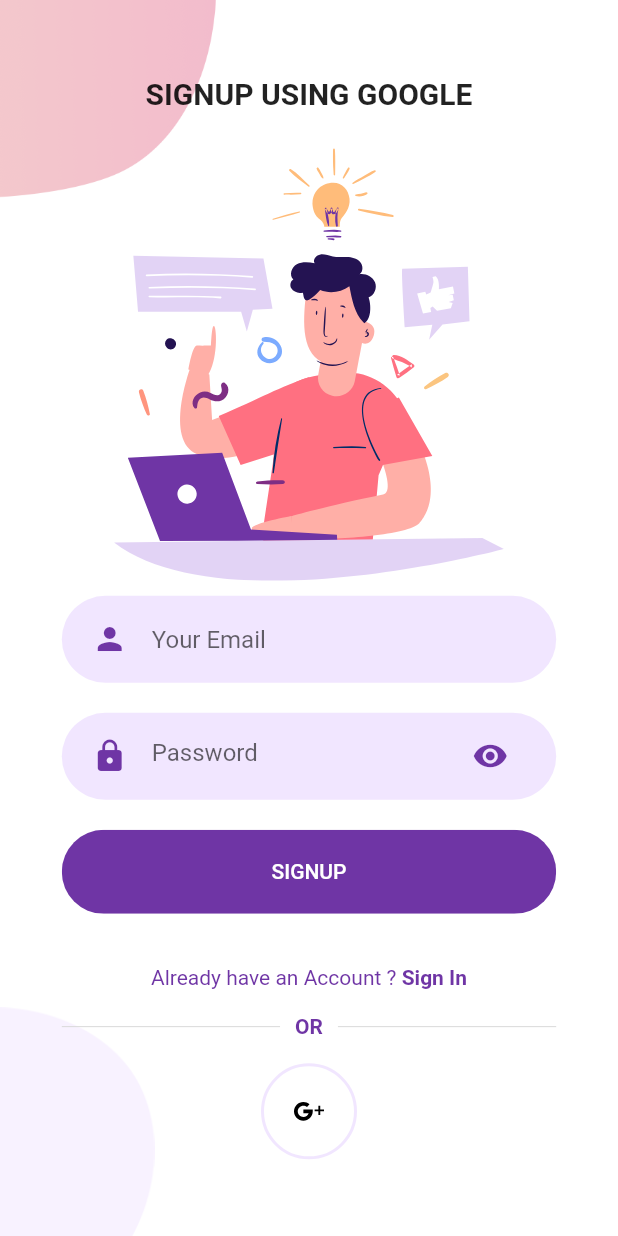
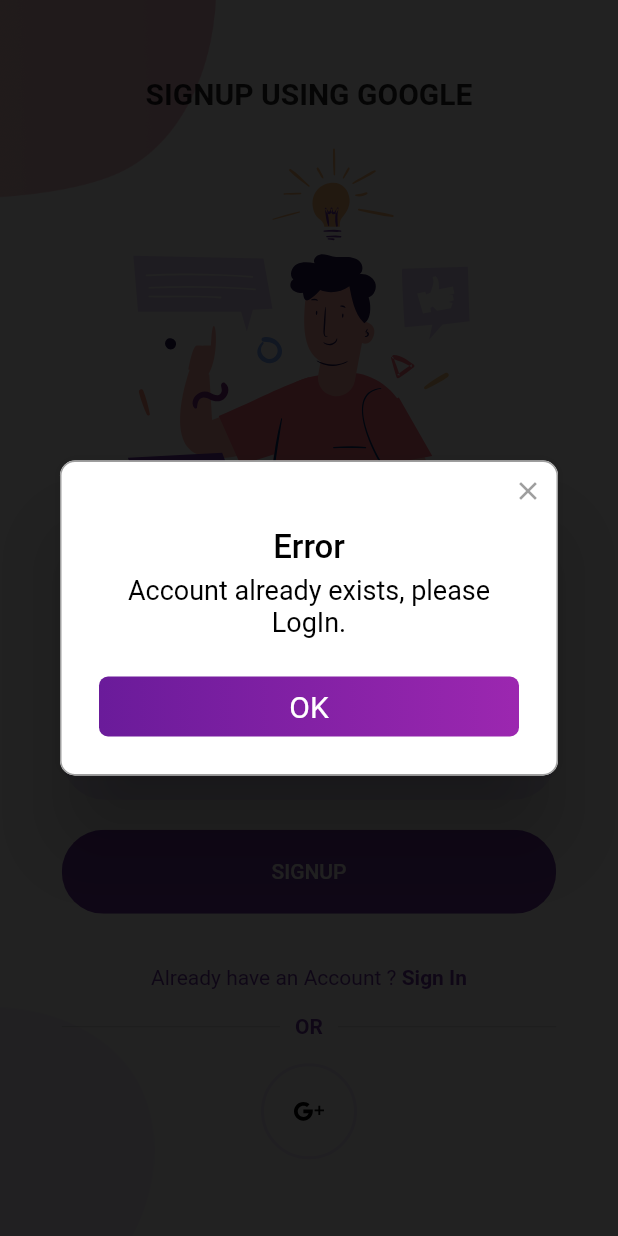
Before and after one commit to ayugupt/store, a Flutter app: the SignUpScreen screen opened directly, after a tap on an icon or button, on a phone screen of 412 x 824 dp. Run offline on Flutter 3.47's test engine with Material 2 defaults, Android fonts, the phone set to English and light mode, and no system bars; drawn by our look-alikes of rflutter_alert; our stand-ins replace cloud_firestore, firebase_analytics, firebase_auth, flutter_svg, google_sign_in, rxdart; accounts and stored records are empty.

Commit message:
signup updated

```diff
--- a/lib/Screens/Signup/components/body.dart
+++ b/lib/Screens/Signup/components/body.dart
@@ -14,6 +14,7 @@ import 'package:flutter_svg/svg.dart';
 import 'package:google_sign_in/google_sign_in.dart';
 import 'package:flutter_auth/listview.dart';
 import 'package:cloud_firestore/cloud_firestore.dart';
+import 'package:rflutter_alert/rflutter_alert.dart';
 
 class Body extends StatefulWidget {
   @override
@@ -132,7 +133,7 @@ class _BodyState extends State<Body> {
                           Firestore.instance.collection('users').add({
                             'name': name,
                             'email': user.email,
-                            'shopName': null,
+                            'pincode': null,
                             "address": null,
                             'phone_no': null,
                           });
@@ -143,6 +144,29 @@ class _BodyState extends State<Body> {
                         }
                         else{
                           googleSignIn.signOut();
+                          Alert(
+                            context: context,
+                            title: 'Error',
+                            desc: 'Account already exists, please LogIn.',
+                            buttons: [
+                              DialogButton(
+                                child: Text(
+                                  'OK',
+                                  style: TextStyle(
+                                    color: Colors.white,
+                                    fontSize: 20.0,
+                                  ),
+                                ),
+                                onPressed: () => Navigator.pop(context),
+                                gradient: LinearGradient(
+                                  colors: [
+                                    Colors.purple[800],
+                                    Colors.purple
+                                  ]
+                                ),
+                              ),
+                            ]
+                          ).show();
                           print('Account Already Exists');
                         }
                       });
--- a/pubspec.yaml
+++ b/pubspec.yaml
@@ -30,6 +30,7 @@ dependencies:
   firebase_auth: ^0.16.0
   google_sign_in: ^4.4.4
   rxdart: ^0.24.0
+  rflutter_alert: ^1.0.3
   hexcolor:
 
 dev_dependencies:
```
Also changed, not shown: pubspec.lock.
